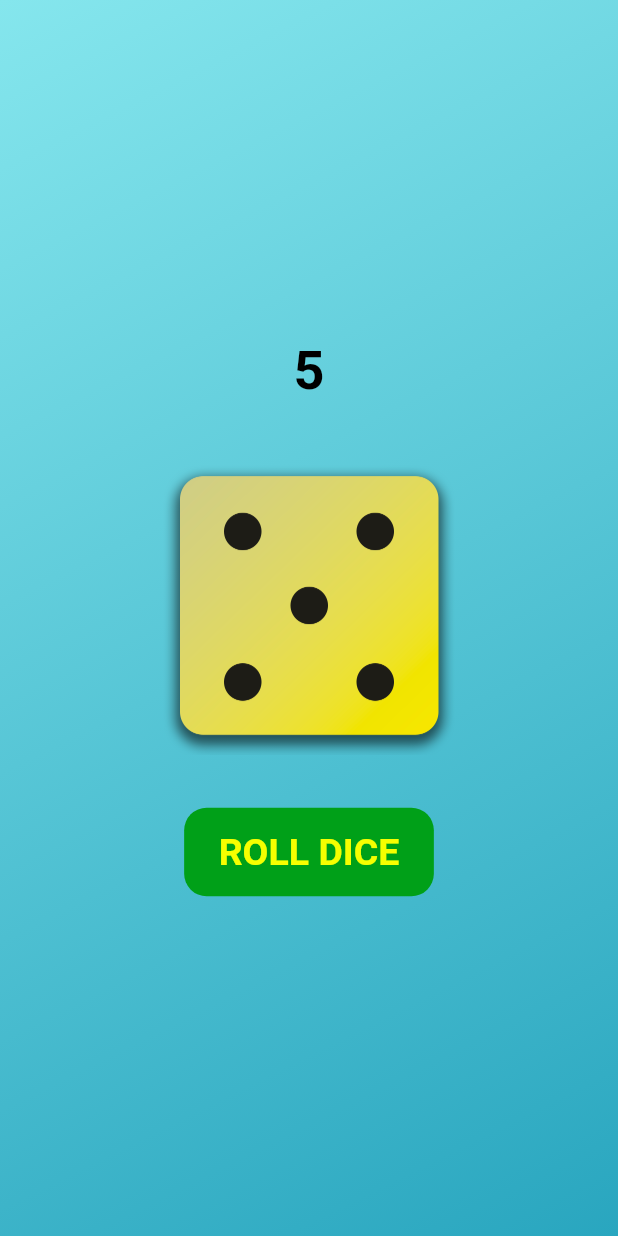
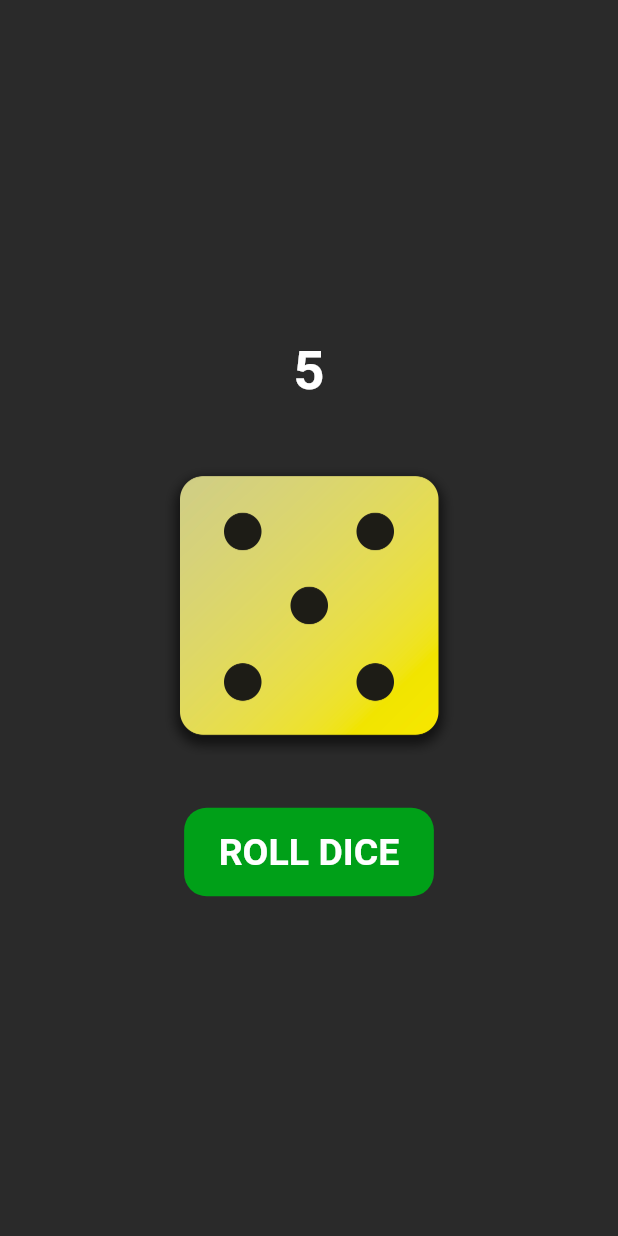
Before and after one commit to yashraj9922/roll_dice_app, a Flutter app: the screen it shows after launch, after a tap on "ROLL DICE", on a phone screen of 412 x 824 dp. Run offline on Flutter 3.47's test engine with Material 2 defaults, Android fonts, the phone set to English and light mode, and no system bars.

Commit message:
basic changes

```diff
--- a/lib/gradient_container.dart
+++ b/lib/gradient_container.dart
@@ -1,10 +1,10 @@
 import 'package:flutter/material.dart';
 import 'package:roll_dice_app/roll_dice.dart';
 
-const Alignment startAlignment = Alignment.topLeft;
+const Alignment startAlignment = Alignment.topCenter;
 // final var startAlignment = Alignment.topLeft; --> (ref. lec 29)final keyword means this data containier never recieved an another value(reassigned) other than assigned value
 
-const Alignment endAlignment = Alignment.bottomRight;
+const Alignment endAlignment = Alignment.bottomCenter;
 //const var endAlignment = Alignment.bottomRight; --> compile time constant value...as if any funct is called it will dynamically assign the value to varibale...hence using const keyword the funct need not to be execute when app executes...increasing internal performannce of the app
 
 class GradientContainer extends StatelessWidget {
@@ -15,6 +15,17 @@ class GradientContainer extends StatelessWidget {
       required this.colors}); //creating constructor function for a class
 
   final List<Color> colors;
+
+  GradientContainer.rainbow({super.key})
+      : colors = [
+          const Color.fromRGBO(204, 129, 129, 1),
+          const Color.fromRGBO(232, 174, 92, 1),
+          const Color.fromRGBO(230, 241, 112, 1),
+          const Color.fromRGBO(109, 228, 143, 1),
+          const Color.fromRGBO(102, 202, 222, 1),
+          const Color.fromARGB(255, 89, 108, 206),
+          const Color.fromRGBO(132, 106, 193, 1),
+        ];
 
   @override
   Widget build(context) {
--- a/lib/main.dart
+++ b/lib/main.dart
@@ -10,10 +10,16 @@ void main() {
       // Avoiding duplication of memory hence making App more efficicent and fast
       home: Scaffold(
         // backgroundColor: Col or.fromARGB(255, 250, 209, 57),
-        body: GradientContainer(colors: [
-          Color.fromRGBO(133, 230, 237, 1),
-          Color.fromRGBO(41, 166, 191, 1)
-        ]), //this calls the constructor function of the usr defined class
+        // body: GradientContainer.rainbow(), //this calls the constructor function of the usr defined class
+        body: GradientContainer(
+          colors: [
+            Color.fromARGB(221, 10, 10, 10),
+            // Color.fromARGB(221, 25, 25, 25),
+            Color.fromARGB(221, 10, 10, 10),
+            // Color.fromARGB(221, 25, 25, 25),
+            // Color.fromARGB(221, 5, 5, 5),
+          ],
+        ),
       ),
     ),
   );
--- a/lib/roll_dice.dart
+++ b/lib/roll_dice.dart
@@ -34,7 +34,7 @@ class _RollDiceState extends State<RollDice> {
         Text(
           '$diceRoll',
           style: const TextStyle(
-            color: Color.fromARGB(255, 0, 0, 0),
+            color: Color.fromARGB(255, 255, 255, 255),
             fontSize: 36,
             fontStyle: FontStyle.normal,
             fontWeight: FontWeight.bold,
@@ -58,7 +58,7 @@ class _RollDiceState extends State<RollDice> {
           child: const Text(
             "ROLL DICE",
             style: TextStyle(
-              color: Color.fromARGB(255, 246, 255, 0),
+              color: Color.fromARGB(255, 255, 255, 255),
               fontSize: 25,
               fontWeight: FontWeight.bold,
               // fontStyle: FontStyle.italic,
```
